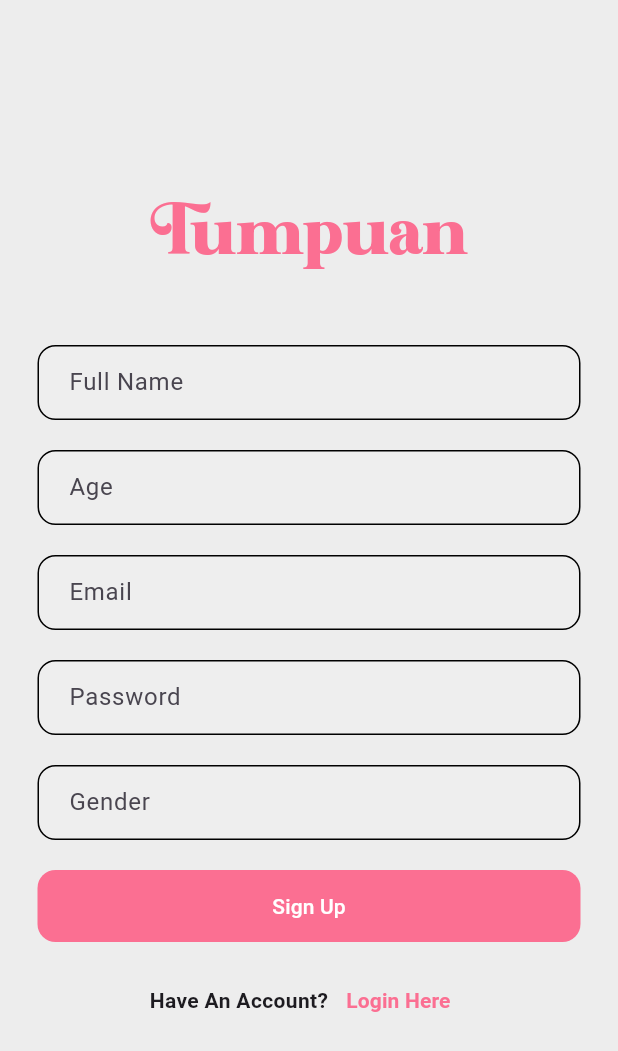
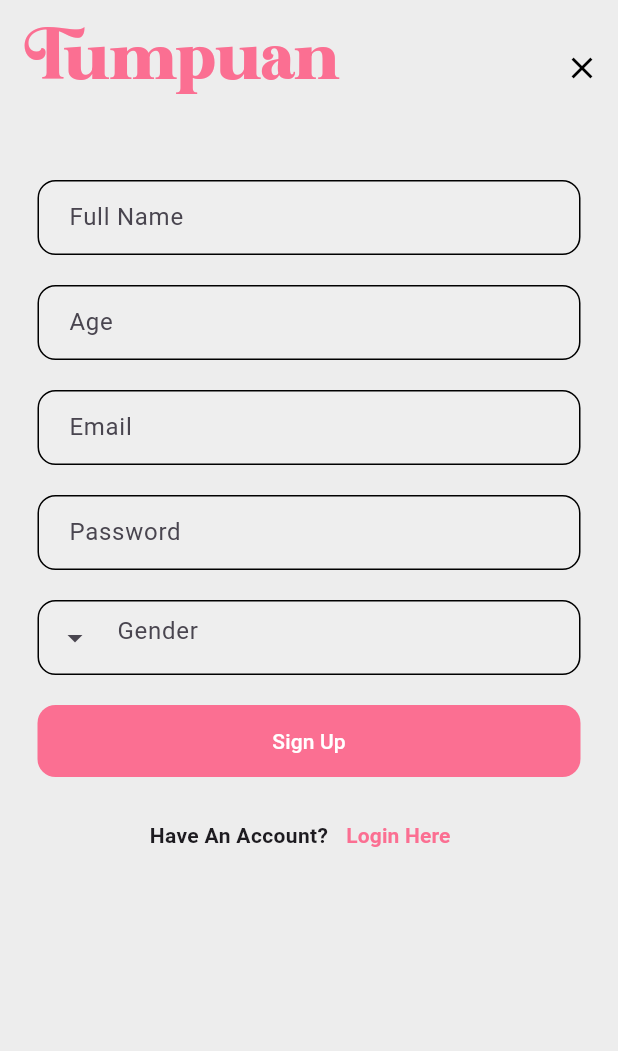
Before and after one commit to aryaaqilah/Tumpuan, a Flutter app: the SignUpPage screen opened directly, on a phone screen of 412 x 824 dp. Shown: the top 1051 px of the screen. Run offline on Flutter 3.47's test engine with Material 3 defaults, Android fonts, the phone set to English and light mode, and no system bars.

Commit message:
+komponen

```diff
--- a/tumpuan/lib/login_page.dart
+++ b/tumpuan/lib/login_page.dart
@@ -89,7 +89,7 @@ class _LoginPageState extends State<LoginPage> {
                         style: TextStyle(color: Colors.white),
                       ),
                       onPressed: () {
-                        Navigator.of(context).push(
+                        Navigator.of(context).pushReplacement(
                             MaterialPageRoute(builder: (context) => Home()));
                       },
                     ),
@@ -116,7 +116,7 @@ class _LoginPageState extends State<LoginPage> {
                           fontWeight: FontWeight.bold),
                     ),
                     onPressed: () {
-                      Navigator.of(context).push(MaterialPageRoute(
+                      Navigator.of(context).pushReplacement(MaterialPageRoute(
                           builder: (context) => SignUpPage()));
                     },
                   )
--- a/tumpuan/lib/main.dart
+++ b/tumpuan/lib/main.dart
@@ -1,4 +1,5 @@
 import 'package:flutter/material.dart';
+import 'package:tumpuan/components/checkBoxSignUp.dart';
 import 'login_page.dart';
 import 'screens/home.dart';
 import 'start_page.dart';
@@ -17,7 +18,7 @@ class MyApp extends StatelessWidget {
   Widget build(BuildContext context) {
     return MaterialApp(
       debugShowCheckedModeBanner: false,
-      home: SplashPage(),
+      home: SplashPage()
     );
   }
 }
--- a/tumpuan/lib/signUpPage.dart
+++ b/tumpuan/lib/signUpPage.dart
@@ -1,5 +1,6 @@
 import 'package:flutter/material.dart';
 import 'package:tumpuan/login_page.dart';
+import 'package:tumpuan/styles/style.dart';
 
 class SignUpPage extends StatefulWidget {
   const SignUpPage({super.key});
@@ -14,17 +15,38 @@ class _SignUpPageState extends State<SignUpPage> {
     return Scaffold(
       backgroundColor: const Color.fromRGBO(237, 237, 237, 1),
       // ignore: prefer_const_constructors
-      body: SafeArea(
+      body: SingleChildScrollView(
+        child: SafeArea(
           child: Center(
             child: Column(
               mainAxisAlignment: MainAxisAlignment.center,
               children: [
-              Text(
+                SizedBox(height: 10),
+                AppBar(
+                  toolbarHeight: 70,
+                  backgroundColor: AppColors.bg1,
+                  automaticallyImplyLeading: false,
+                  actions: [
+                    IconButton(
+                        onPressed: () {
+                          Navigator.pop(context);
+                        },
+                        icon: Icon(
+                          Icons.close,
+                          color: Colors.black,
+                        ))
+                  ],
+                  title: Align(
+                    alignment: Alignment.bottomLeft,
+                    child: Text(
                       'Tumpuan',
+                      textAlign: TextAlign.left,
                       style: TextStyle(
                           fontFamily: 'Brodies',
                           color: Color.fromRGBO(251, 111, 146, 1),
                           fontSize: 40),
+                    ),
+                  ),
                 ),
                 SizedBox(height: 40),
                 Padding(
@@ -124,9 +146,10 @@ class _SignUpPageState extends State<SignUpPage> {
                         border: Border.all(color: Colors.black),
                         borderRadius: BorderRadius.circular(12)),
                     child: Padding(
-                    padding: const EdgeInsets.only(left: 20.0),
+                      padding: const EdgeInsets.only(left: 0),
                       child: TextField(
                         decoration: InputDecoration(
+                          prefixIcon: Icon(Icons.arrow_drop_down),
                           border: InputBorder.none,
                           hintText: 'Gender',
                         ),
@@ -178,8 +201,8 @@ class _SignUpPageState extends State<SignUpPage> {
                             fontWeight: FontWeight.bold),
                       ),
                       onPressed: () {
-                      Navigator.of(context).push(
-                          MaterialPageRoute(builder: (context) => LoginPage()));
+                        Navigator.of(context).pushReplacement(MaterialPageRoute(
+                            builder: (context) => LoginPage()));
                       },
                     )
                   ],
@@ -188,6 +211,7 @@ class _SignUpPageState extends State<SignUpPage> {
             ),
           ),
         ),
+      ),
     );
   }
 }
--- a/tumpuan/lib/start_page.dart
+++ b/tumpuan/lib/start_page.dart
@@ -38,11 +38,11 @@ class _StartPageState extends State<StartPage> {
               width: 300,
               child: ElevatedButton(
                 onPressed: () {
-                  Navigator.of(context).push(
+                  Navigator.of(context).pushReplacement(
                       MaterialPageRoute(builder: (context) => LoginPage()));
                 },
                 child: Text(
-                  'Log In',
+                  'Loggg In',
                   style: TextStyle(fontFamily: 'Satoshi'),
                 ),
                 style: ButtonStyle(
--- /dev/null
+++ b/tumpuan/lib/styles/style.dart
@@ -0,0 +1,6 @@
+import 'package:flutter/material.dart';
+
+class AppColors {
+  static const pink1 = Color.fromRGBO(251, 111, 146, 1);
+  static const bg1 = Color.fromRGBO(237, 237, 237, 1);
+}
```
Also changed, not shown: tumpuan/lib/components/checkBoxSignUp.dart (added, +80 -0 lines). Lines whose indentation alone changed are shown as unchanged.
